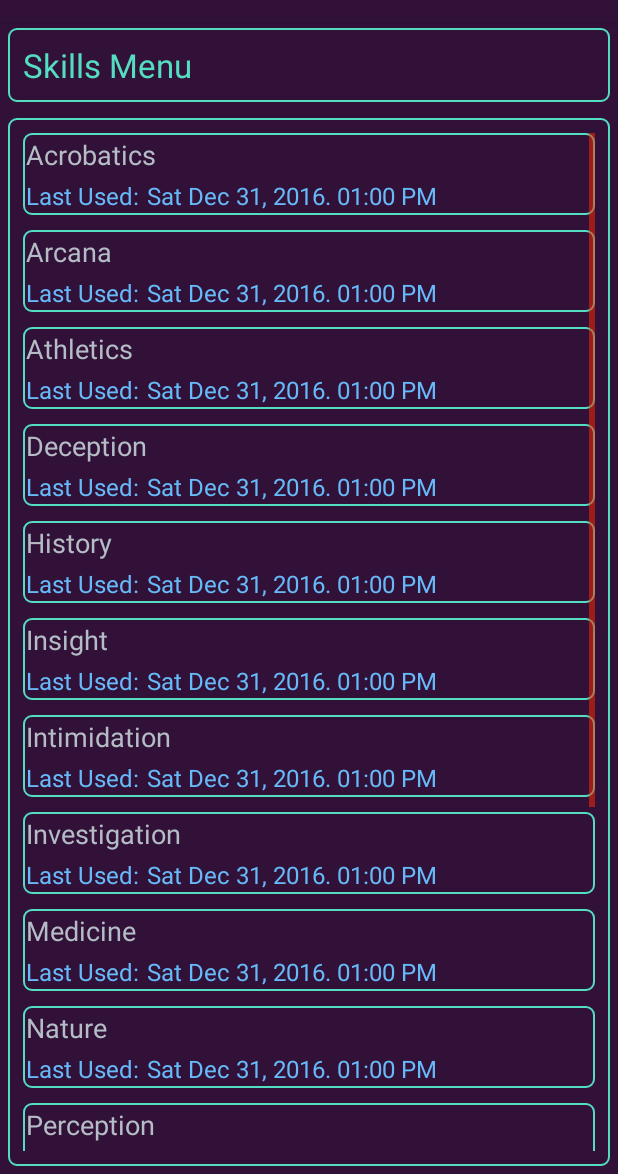
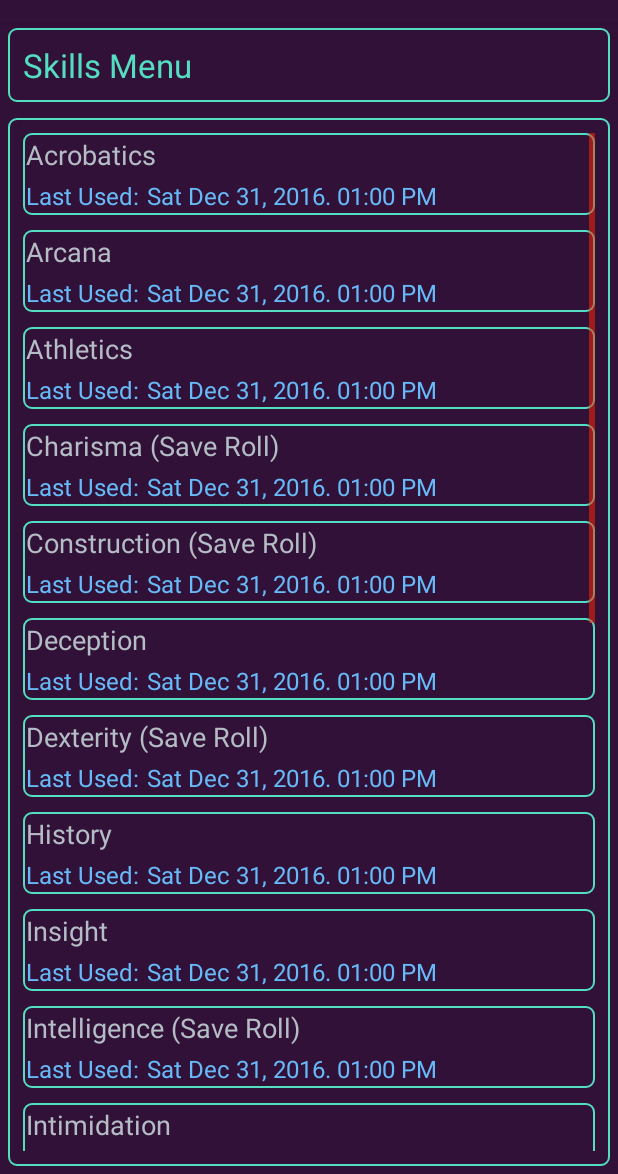
Before and after one commit to zweber11/DiceMaster, an Android app: the screen it shows after launch (MainActivity), after a tap on "Skills", on a phone screen of 412 x 824 dp, the part 62-1236 px from its top. Run offline under Robolectric (Android 15) with nearby library versions, the phone set to English and light mode, and no system bars.

Commit message:
-Added Save Rolls (skills) to the DataHelper.java file. -Fixed formatting of the roll_skill_selector_item to account for the Save Roll.

```diff
--- a/app/src/main/java/com/hellwebstudios/zweber/dd/DataHelper.java
+++ b/app/src/main/java/com/hellwebstudios/zweber/dd/DataHelper.java
@@ -208,25 +208,25 @@ public class DataHelper extends SQLiteOpenHelper {
         db.execSQL("INSERT OR IGNORE INTO " + T_SKI + "(SkillID, SkillName, LastUsed, Favorite) VALUES (1, 'Acrobatics', 'Sat Dec 31, 2016. 01:00 PM', 0)");
         db.execSQL("INSERT OR IGNORE INTO " + T_SKI + "(SkillID, SkillName, LastUsed, Favorite) VALUES (2, 'Arcana', 'Sat Dec 31, 2016. 01:00 PM', 0)");
         db.execSQL("INSERT OR IGNORE INTO " + T_SKI + "(SkillID, SkillName, LastUsed, Favorite) VALUES (3, 'Athletics', 'Sat Dec 31, 2016. 01:00 PM', 0)");
-        //Charisma
-        //Constitution
-        db.execSQL("INSERT OR IGNORE INTO " + T_SKI + "(SkillID, SkillName, LastUsed, Favorite) VALUES (4, 'Deception', 'Sat Dec 31, 2016. 01:00 PM', 0)");
-        //Dexterity
-        db.execSQL("INSERT OR IGNORE INTO " + T_SKI + "(SkillID, SkillName, LastUsed, Favorite) VALUES (5, 'History', 'Sat Dec 31, 2016. 01:00 PM', 0)");
-        db.execSQL("INSERT OR IGNORE INTO " + T_SKI + "(SkillID, SkillName, LastUsed, Favorite) VALUES (6, 'Insight', 'Sat Dec 31, 2016. 01:00 PM', 0)");
-        //Intelligence
-        db.execSQL("INSERT OR IGNORE INTO " + T_SKI + "(SkillID, SkillName, LastUsed, Favorite) VALUES (7, 'Intimidation', 'Sat Dec 31, 2016. 01:00 PM', 0)");
-        db.execSQL("INSERT OR IGNORE INTO " + T_SKI + "(SkillID, SkillName, LastUsed, Favorite) VALUES (8, 'Investigation', 'Sat Dec 31, 2016. 01:00 PM', 0)");
-        db.execSQL("INSERT OR IGNORE INTO " + T_SKI + "(SkillID, SkillName, LastUsed, Favorite) VALUES (9, 'Medicine', 'Sat Dec 31, 2016. 01:00 PM', 0)");
-        db.execSQL("INSERT OR IGNORE INTO " + T_SKI + "(SkillID, SkillName, LastUsed, Favorite) VALUES (10, 'Nature', 'Sat Dec 31, 2016. 01:00 PM', 0)");
-        db.execSQL("INSERT OR IGNORE INTO " + T_SKI + "(SkillID, SkillName, LastUsed, Favorite) VALUES (11, 'Perception', 'Sat Dec 31, 2016. 01:00 PM', 0)");
-        db.execSQL("INSERT OR IGNORE INTO " + T_SKI + "(SkillID, SkillName, LastUsed, Favorite) VALUES (12, 'Performance', 'Sat Dec 31, 2016. 01:00 PM', 0)");
-        db.execSQL("INSERT OR IGNORE INTO " + T_SKI + "(SkillID, SkillName, LastUsed, Favorite) VALUES (13, 'Religion', 'Sat Dec 31, 2016. 01:00 PM', 0)");
-        db.execSQL("INSERT OR IGNORE INTO " + T_SKI + "(SkillID, SkillName, LastUsed, Favorite) VALUES (14, 'Sleight Of Hand', 'Sat Dec 31, 2016. 01:00 PM', 0)");
-        db.execSQL("INSERT OR IGNORE INTO " + T_SKI + "(SkillID, SkillName, LastUsed, Favorite) VALUES (15, 'Stealth', 'Sat Dec 31, 2016. 01:00 PM', 0)");
-        //Strength
-        db.execSQL("INSERT OR IGNORE INTO " + T_SKI + "(SkillID, SkillName, LastUsed, Favorite) VALUES (16, 'Survival', 'Sat Dec 31, 2016. 01:00 PM', 0)");
-        //Wisdom
+        db.execSQL("INSERT OR IGNORE INTO " + T_SKI + "(SkillID, SkillName, LastUsed, Favorite) VALUES (4, 'Charisma (Save Roll)', 'Sat Dec 31, 2016. 01:00 PM', 0)"); //Charisma
+        db.execSQL("INSERT OR IGNORE INTO " + T_SKI + "(SkillID, SkillName, LastUsed, Favorite) VALUES (5, 'Construction (Save Roll)', 'Sat Dec 31, 2016. 01:00 PM', 0)"); //Constitution
+        db.execSQL("INSERT OR IGNORE INTO " + T_SKI + "(SkillID, SkillName, LastUsed, Favorite) VALUES (6, 'Deception', 'Sat Dec 31, 2016. 01:00 PM', 0)");
+        db.execSQL("INSERT OR IGNORE INTO " + T_SKI + "(SkillID, SkillName, LastUsed, Favorite) VALUES (7, 'Dexterity (Save Roll)', 'Sat Dec 31, 2016. 01:00 PM', 0)"); //Dexterity
+        db.execSQL("INSERT OR IGNORE INTO " + T_SKI + "(SkillID, SkillName, LastUsed, Favorite) VALUES (8, 'History', 'Sat Dec 31, 2016. 01:00 PM', 0)");
+        db.execSQL("INSERT OR IGNORE INTO " + T_SKI + "(SkillID, SkillName, LastUsed, Favorite) VALUES (9, 'Insight', 'Sat Dec 31, 2016. 01:00 PM', 0)");
+        db.execSQL("INSERT OR IGNORE INTO " + T_SKI + "(SkillID, SkillName, LastUsed, Favorite) VALUES (10, 'Intelligence (Save Roll)', 'Sat Dec 31, 2016. 01:00 PM', 0)"); //Intelligence
+        db.execSQL("INSERT OR IGNORE INTO " + T_SKI + "(SkillID, SkillName, LastUsed, Favorite) VALUES (11, 'Intimidation', 'Sat Dec 31, 2016. 01:00 PM', 0)");
+        db.execSQL("INSERT OR IGNORE INTO " + T_SKI + "(SkillID, SkillName, LastUsed, Favorite) VALUES (12, 'Investigation', 'Sat Dec 31, 2016. 01:00 PM', 0)");
+        db.execSQL("INSERT OR IGNORE INTO " + T_SKI + "(SkillID, SkillName, LastUsed, Favorite) VALUES (13, 'Medicine', 'Sat Dec 31, 2016. 01:00 PM', 0)");
+        db.execSQL("INSERT OR IGNORE INTO " + T_SKI + "(SkillID, SkillName, LastUsed, Favorite) VALUES (14, 'Nature', 'Sat Dec 31, 2016. 01:00 PM', 0)");
+        db.execSQL("INSERT OR IGNORE INTO " + T_SKI + "(SkillID, SkillName, LastUsed, Favorite) VALUES (15, 'Perception', 'Sat Dec 31, 2016. 01:00 PM', 0)");
+        db.execSQL("INSERT OR IGNORE INTO " + T_SKI + "(SkillID, SkillName, LastUsed, Favorite) VALUES (16, 'Performance', 'Sat Dec 31, 2016. 01:00 PM', 0)");
+        db.execSQL("INSERT OR IGNORE INTO " + T_SKI + "(SkillID, SkillName, LastUsed, Favorite) VALUES (17, 'Religion', 'Sat Dec 31, 2016. 01:00 PM', 0)");
+        db.execSQL("INSERT OR IGNORE INTO " + T_SKI + "(SkillID, SkillName, LastUsed, Favorite) VALUES (18, 'Sleight Of Hand', 'Sat Dec 31, 2016. 01:00 PM', 0)");
+        db.execSQL("INSERT OR IGNORE INTO " + T_SKI + "(SkillID, SkillName, LastUsed, Favorite) VALUES (19, 'Stealth', 'Sat Dec 31, 2016. 01:00 PM', 0)");
+        db.execSQL("INSERT OR IGNORE INTO " + T_SKI + "(SkillID, SkillName, LastUsed, Favorite) VALUES (20, 'Strength (Save Roll)', 'Sat Dec 31, 2016. 01:00 PM', 0)"); //Strength
+        db.execSQL("INSERT OR IGNORE INTO " + T_SKI + "(SkillID, SkillName, LastUsed, Favorite) VALUES (21, 'Survival', 'Sat Dec 31, 2016. 01:00 PM', 0)");
+        db.execSQL("INSERT OR IGNORE INTO " + T_SKI + "(SkillID, SkillName, LastUsed, Favorite) VALUES (22, 'Wisdom (Save Roll)', 'Sat Dec 31, 2016. 01:00 PM', 0)"); //Wisdom
 
         ///Save rolls
         //Charisma
--- a/app/src/main/res/layout/roll_skill_selector_item.xml
+++ b/app/src/main/res/layout/roll_skill_selector_item.xml
@@ -24,7 +24,7 @@
                     android:text="Strength"
                     android:textSize="18sp"
                     android:textColor="@color/color6"
-                    android:layout_marginLeft="2dp" />
+                    android:layout_marginStart="2dp" />
                 <TextView
                     android:layout_width="wrap_content"
                     android:layout_height="wrap_content"
@@ -32,14 +32,24 @@
                     android:text=" Check! "
                     android:textSize="18sp"
                     android:textColor="@color/color6"/>
+            </LinearLayout>
+        </TableRow>
 
+        <!--2nd row-->
+        <TableRow
+            android:layout_margin="2dp">
+            <LinearLayout
+                android:layout_width="wrap_content"
+                android:layout_height="wrap_content"
+                android:orientation="horizontal">
                 <TextView
                     android:layout_width="wrap_content"
                     android:layout_height="wrap_content"
                     android:id="@+id/rs_roll1"
                     android:text="You Rolled a "
                     android:textSize="18sp"
-                    android:textColor="@color/color5"/>
+                    android:textColor="@color/color5"
+                    android:layout_marginStart="2dp" />
                 <TextView
                     android:layout_width="wrap_content"
                     android:layout_height="wrap_content"
@@ -56,5 +66,6 @@
                     android:textColor="@color/color5"/>
             </LinearLayout>
         </TableRow>
+
     </TableLayout>
 </LinearLayout>
```
